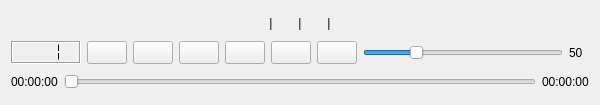
Before: the Qt Designer form ui/Osd.ui in ntadej/tano, drawn with Qt 5.
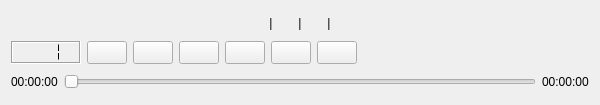
After: the same form once the commit is applied. Icons and pictures are not drawn.

Commit message: Volume slider, Video widget

Patch:
```diff
--- a/ui/Osd.ui
+++ b/ui/Osd.ui
@@ -303,36 +303,7 @@
       </widget>
      </item>
      <item>
-      <widget class="QSlider" name="volumeSlider" >
-       <property name="sizePolicy" >
-        <sizepolicy vsizetype="Maximum" hsizetype="Expanding" >
-         <horstretch>0</horstretch>
-         <verstretch>0</verstretch>
-        </sizepolicy>
-       </property>
-       <property name="maximum" >
-        <number>200</number>
-       </property>
-       <property name="value" >
-        <number>50</number>
-       </property>
-       <property name="orientation" >
-        <enum>Qt::Horizontal</enum>
-       </property>
-      </widget>
-     </item>
-     <item>
-      <widget class="QLabel" name="labelVolume" >
-       <property name="minimumSize" >
-        <size>
-         <width>20</width>
-         <height>0</height>
-        </size>
-       </property>
-       <property name="text" >
-        <string>50</string>
-       </property>
-      </widget>
+      <widget class="QWidget" name="volumeSlider" native="true"/>
      </item>
     </layout>
    </item>
@@ -363,7 +334,7 @@
    </item>
   </layout>
  </widget>
- <layoutdefault spacing="6" margin="11" />
+ <layoutdefault spacing="6" margin="11"/>
  <resources>
   <include location="images.qrc" />
  </resources>
```
Left out of the diff: 204 changed lines with no effect on the pictures. The commit also changes 12 other files.
